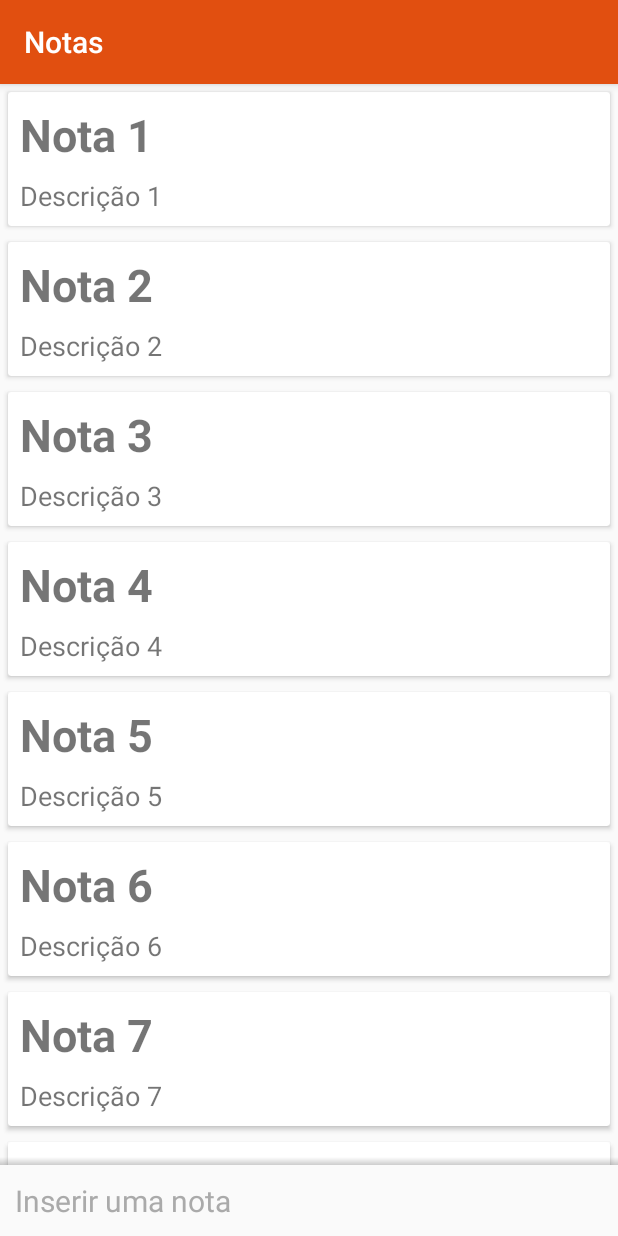
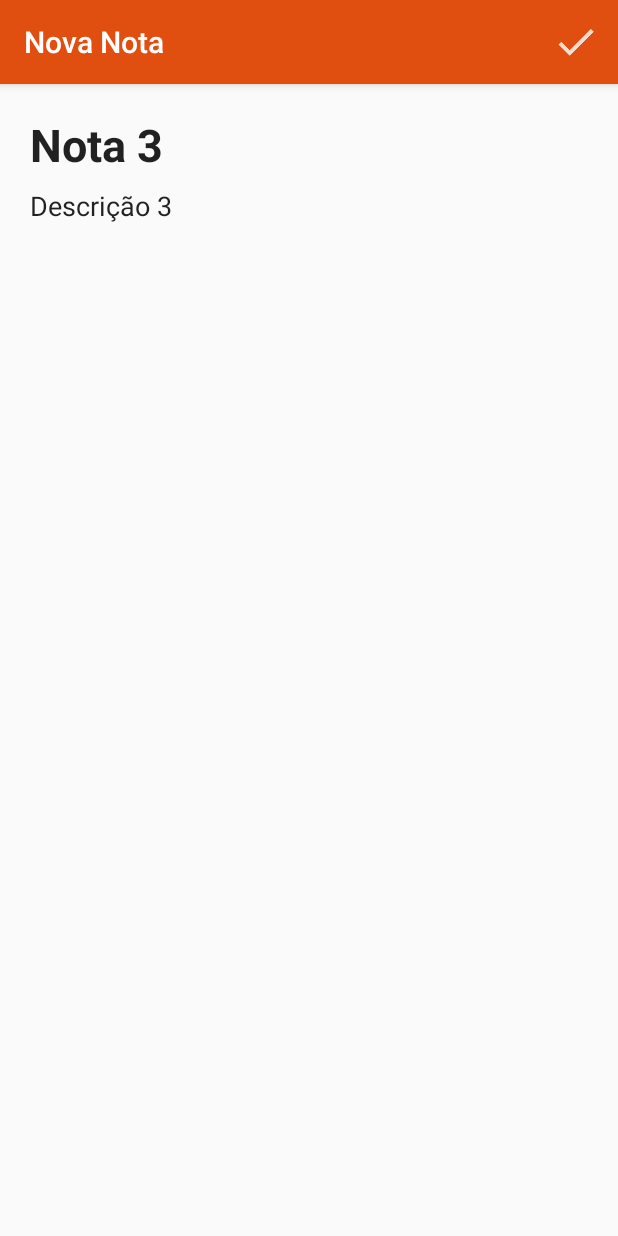
Before and after one commit to NailsonFerreira/projeto-ceep, an Android app: the screen it shows after launch (ListaNotasActivity before the commit, FormularioNotaActivity after it), after a tap on an icon or button, on a phone screen of 412 x 824 dp. Run offline under Robolectric (Android 15) with nearby library versions, the phone set to English and light mode, and no system bars.

Commit message:
Alterando Nota mod4/2 aula 2 completa

```diff
--- a/app/src/main/java/br/com/alura/ceep/ui/activity/FormularioNotaActivity.java
+++ b/app/src/main/java/br/com/alura/ceep/ui/activity/FormularioNotaActivity.java
@@ -8,6 +8,8 @@ import android.view.Menu;
 import android.view.MenuItem;
 import android.view.View;
 import android.widget.TextView;
+
+import java.io.Serializable;
 
 import br.com.alura.ceep.R;
 import br.com.alura.ceep.dao.NotaDAO;
@@ -24,6 +26,7 @@ public class FormularioNotaActivity extends AppCompatActivity {
 
 
     public static final String TITULO_APPBAR = "Nova Nota";
+    private int posicaoRecebida;
 
     @Override
     protected void onCreate(Bundle savedInstanceState) {
@@ -31,6 +34,17 @@ public class FormularioNotaActivity extends AppCompatActivity {
         setContentView(R.layout.activity_formulario_nota);
 
         setTitle(TITULO_APPBAR);
+
+        //Inicializa campos com dados caso tenha a chave da nota
+        Intent dadosRecebidos = getIntent();
+        if(dadosRecebidos.hasExtra(CHAVE_NOTA) && dadosRecebidos.hasExtra("posicao")){
+            Nota notaRecebida = (Nota) dadosRecebidos.getSerializableExtra(CHAVE_NOTA); //Recebe um Serialazeble com o dados da nota
+            posicaoRecebida = dadosRecebidos.getIntExtra("posicao", -1);
+            TextView titulo = findViewById(R.id.formulario_nota_titulo);
+            titulo.setText(notaRecebida.getTitulo());
+            TextView descricao = findViewById(R.id.formulario_nota_descricao);
+            descricao.setText(notaRecebida.getDescricao());
+        }
     }
 
     @Override
@@ -57,6 +71,7 @@ public class FormularioNotaActivity extends AppCompatActivity {
     private void retornaNota(Nota notaCriada) {
         Intent resultadoInsercao = new Intent();
         resultadoInsercao.putExtra(CHAVE_NOTA, notaCriada); //Acrescenta uma chave extra do tipo String a intent
+        resultadoInsercao.putExtra("posicao", posicaoRecebida);
         setResult(CODIGO_RESULT_NOTA_CRIADA, resultadoInsercao); //setta uma chave do tipo final int para que possa ser identificado no metodo onActivityResult
     }
 
--- a/app/src/main/java/br/com/alura/ceep/ui/activity/ListaNotasActivity.java
+++ b/app/src/main/java/br/com/alura/ceep/ui/activity/ListaNotasActivity.java
@@ -17,6 +17,7 @@ import br.com.alura.ceep.model.Nota;
 import br.com.alura.ceep.ui.activity.recyclerView.ListaNotasAdapter;
 import br.com.alura.ceep.ui.activity.recyclerView.adapter.listener.OnItemClickListener;
 
+import static br.com.alura.ceep.ui.activity.ActivityConstantes.CHAVE_NOTA;
 import static br.com.alura.ceep.ui.activity.ActivityConstantes.CODIGO_REQUISICAO_INSERE_NOTA;
 import static br.com.alura.ceep.ui.activity.ActivityConstantes.CODIGO_RESULT_NOTA_CRIADA;
 
@@ -73,11 +74,28 @@ public class ListaNotasActivity extends AppCompatActivity {
     @Override
     //Compartilhamento de dados entre activitys
     protected void onActivityResult(int requestCode, int resultCode, @Nullable Intent data) {
-        if(ehCodRequisicaoInsereNota(requestCode) && ehCodResultNotaCriada(resultCode) && data.hasExtra("nota")){
-            Nota notaRecebida = (Nota)data.getSerializableExtra("nota");
+        if(ehResultadoComNota(requestCode, resultCode, data)){
+            Nota notaRecebida = (Nota)data.getSerializableExtra(CHAVE_NOTA);
             adapter.adiciona(notaRecebida);
             new NotaDAO().insere(notaRecebida);
         }
+
+        if(requestCode == 2 && resultCode == CODIGO_RESULT_NOTA_CRIADA && temNota(data) && data.hasExtra("posicao")){
+            Nota notaRecebida = (Nota) data.getSerializableExtra(CHAVE_NOTA);
+            int posicaoRecebida = data.getIntExtra("posicao", -1);
+            Toast.makeText(this, notaRecebida.getTitulo(), Toast.LENGTH_SHORT).show();
+            new NotaDAO().altera(posicaoRecebida, notaRecebida);
+            adapter.altera(posicaoRecebida, notaRecebida);
+        }
+
+    }
+
+    private boolean ehResultadoComNota(int requestCode, int resultCode, @Nullable Intent data) {
+        return ehCodRequisicaoInsereNota(requestCode) && ehCodResultNotaCriada(resultCode) && temNota(data);
+    }
+
+    private boolean temNota(@Nullable Intent data) {
+        return data.hasExtra(CHAVE_NOTA);
     }
 
     private boolean ehCodResultNotaCriada(int resultCode) {
@@ -100,8 +118,11 @@ public class ListaNotasActivity extends AppCompatActivity {
         listaNotas.setAdapter(adapter);
         adapter.setOnItemClickListener(new OnItemClickListener() {
             @Override
-            public void onItemClick(Nota nota) { // Responde a um clique em um item da lista de notas
-                Toast.makeText(ListaNotasActivity.this, nota.getTitulo(), Toast.LENGTH_SHORT).show(); //exibe um Toast com o titulo do item clicado
+            public void onItemClick(Nota nota, int position) { // Responde a um clique em um item da lista de notas
+                Intent abreFormularioComNota = new Intent(ListaNotasActivity.this, FormularioNotaActivity.class);
+                abreFormularioComNota.putExtra(CHAVE_NOTA, nota);
+                abreFormularioComNota.putExtra("posicao", position);
+                startActivityForResult(abreFormularioComNota, 2); //Chama a FormularioNotaActivity passando o codigo de requisição com o conteudo extra da intent
             }
         });
     }
--- a/app/src/main/java/br/com/alura/ceep/ui/activity/recyclerView/ListaNotasAdapter.java
+++ b/app/src/main/java/br/com/alura/ceep/ui/activity/recyclerView/ListaNotasAdapter.java
@@ -19,6 +19,7 @@ public class ListaNotasAdapter extends RecyclerView.Adapter<ListaNotasAdapter.No
     private  final List<Nota> notas;
     private final Context context;
     private OnItemClickListener onItemClickListener;
+
     public ListaNotasAdapter (Context context, List<Nota> notas){
 
         this.context = context;
@@ -48,6 +49,11 @@ public class ListaNotasAdapter extends RecyclerView.Adapter<ListaNotasAdapter.No
         return notas.size();
     }
 
+    public void altera(int posicao, Nota nota) {
+        notas.set(posicao, nota);
+        notifyDataSetChanged();
+    }
+
     class NotaViewHolder extends RecyclerView.ViewHolder {
 
         private final TextView titulo;
@@ -61,7 +67,7 @@ public class ListaNotasAdapter extends RecyclerView.Adapter<ListaNotasAdapter.No
             itemView.setOnClickListener(new View.OnClickListener() {
                 @Override
                 public void onClick(View v) {
-                    onItemClickListener.onItemClick(nota);
+                    onItemClickListener.onItemClick(nota, getAdapterPosition());// getAdapterPosition() pega automaticamente a posição da view
                 }
 
             });
--- a/app/src/main/java/br/com/alura/ceep/ui/activity/recyclerView/adapter/listener/OnItemClickListener.java
+++ b/app/src/main/java/br/com/alura/ceep/ui/activity/recyclerView/adapter/listener/OnItemClickListener.java
@@ -4,6 +4,5 @@ import br.com.alura.ceep.model.Nota;
 
 public interface OnItemClickListener {
 
-    void onItemClick(Nota nota
-    );
+    void onItemClick(Nota nota, int posicao);
 }
```
